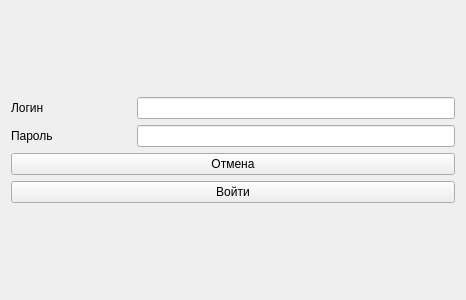
Above: exam/ui/login_ui.ui from gyoscha/qt_project before the change. Below: the same form after it.
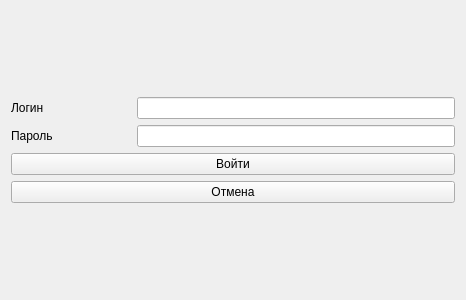
That is the form after the change.

Diff of the .ui file:
```diff
--- a/exam/ui/login_ui.ui
+++ b/exam/ui/login_ui.ui
@@ -73,16 +73,16 @@
       </layout>
      </item>
      <item>
-      <widget class="QPushButton" name="pushButton">
+      <widget class="QPushButton" name="pushButton_login">
        <property name="text">
-        <string>Отмена</string>
+        <string>Войти</string>
        </property>
       </widget>
      </item>
      <item>
-      <widget class="QPushButton" name="pushButton_login">
+      <widget class="QPushButton" name="pushButton">
        <property name="text">
-        <string>Войти</string>
+        <string>Отмена</string>
        </property>
       </widget>
      </item>
```
